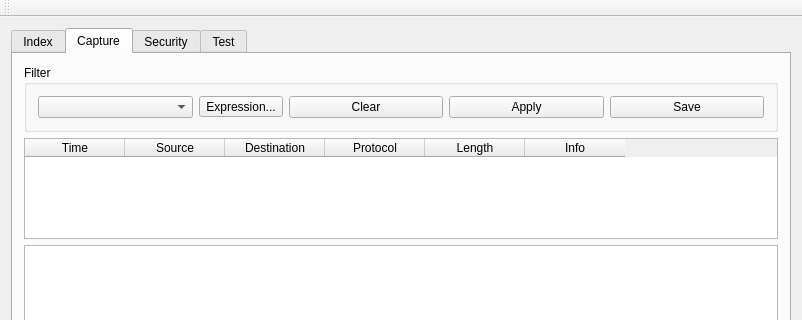
Before: the Qt Designer form mainwindow.ui in baidut/QSniffer, drawn with Qt 5; both pictures show x 0 to 802 and y 0 to 320 of the 802 by 500 pixel window.
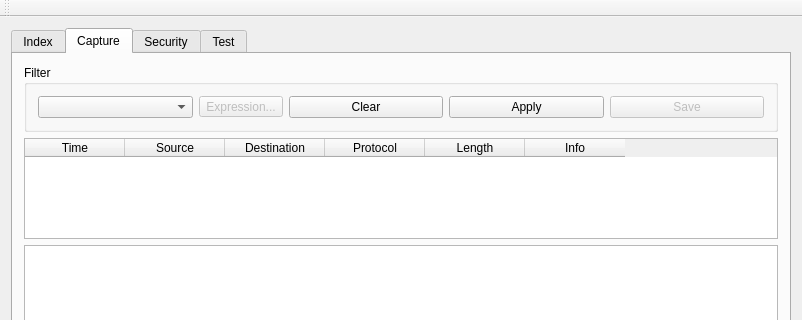
After: the same form once the commit is applied.

```diff
--- a/mainwindow.ui
+++ b/mainwindow.ui
@@ -168,6 +168,9 @@
            </item>
            <item row="0" column="1">
             <widget class="QToolButton" name="toolButton">
+             <property name="enabled">
+              <bool>false</bool>
+             </property>
              <property name="text">
               <string>Expression...</string>
              </property>
@@ -188,7 +191,10 @@
             </widget>
            </item>
            <item row="0" column="4">
-            <widget class="QPushButton" name="pushButton_13">
+            <widget class="QPushButton" name="pushButton_saveFilter">
+             <property name="enabled">
+              <bool>false</bool>
+             </property>
              <property name="text">
               <string>Save</string>
              </property>
```
Left out of the diff: 26 changed lines with no effect on the pictures.
